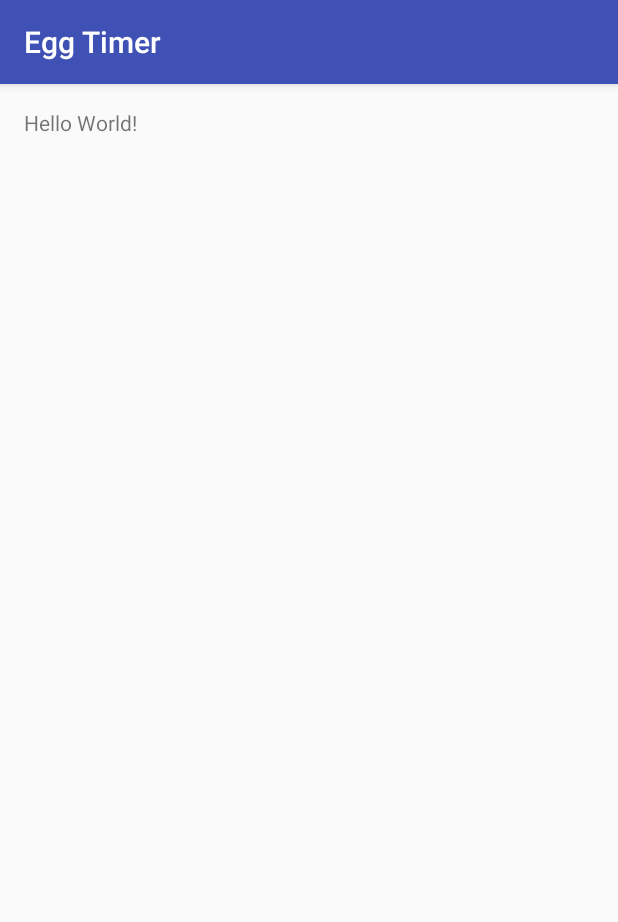
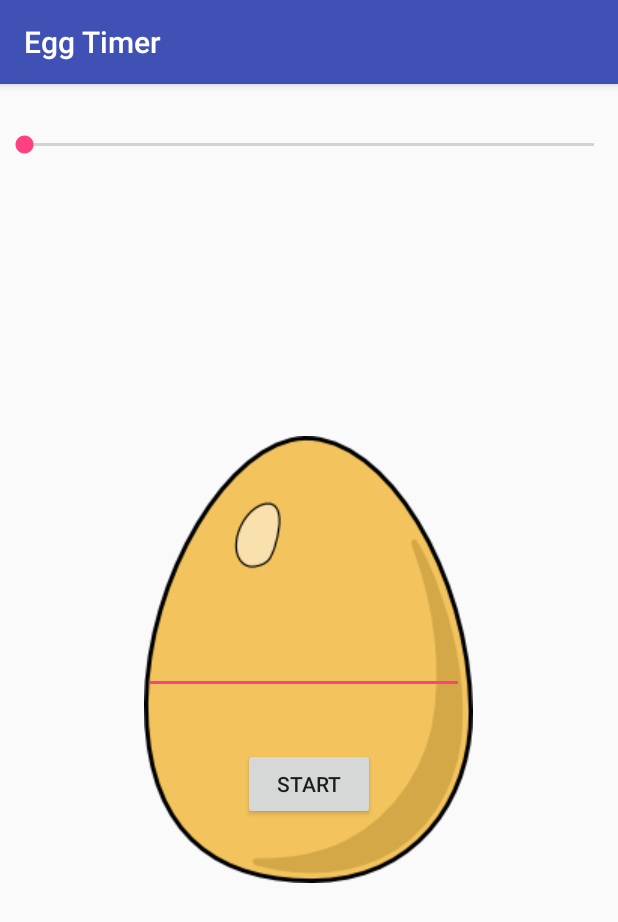
Before and after one commit to 4everstudent/EggTimer, an Android app: the screen it shows after launch (MainActivity), on a phone screen of 412 x 824 dp. Shown: the top 922 px of the screen. Run offline under Robolectric (Android 15) with nearby library versions, the phone set to English and light mode, and no system bars.

Commit message:
Add visuals.

```diff
--- a/app/src/main/res/layout/activity_main.xml
+++ b/app/src/main/res/layout/activity_main.xml
@@ -1,17 +1,49 @@
 <?xml version="1.0" encoding="utf-8"?>
 <RelativeLayout xmlns:android="http://schemas.android.com/apk/res/android"
+    xmlns:app="http://schemas.android.com/apk/res-auto"
     xmlns:tools="http://schemas.android.com/tools"
     android:id="@+id/activity_main"
     android:layout_width="match_parent"
     android:layout_height="match_parent"
-    android:paddingBottom="@dimen/activity_vertical_margin"
-    android:paddingLeft="@dimen/activity_horizontal_margin"
-    android:paddingRight="@dimen/activity_horizontal_margin"
-    android:paddingTop="@dimen/activity_vertical_margin"
     tools:context="a4everstudent.eggtimer.MainActivity">
 
-    <TextView
+    <ImageView
         android:layout_width="wrap_content"
         android:layout_height="wrap_content"
-        android:text="Hello World!" />
+        app:srcCompat="@drawable/egg"
+        android:id="@+id/imageView2"
+        android:layout_centerVertical="true"
+        android:layout_centerHorizontal="true" />
+
+    <SeekBar
+        android:layout_width="wrap_content"
+        android:layout_height="wrap_content"
+        android:layout_marginTop="31dp"
+        android:id="@+id/seekBar"
+        android:layout_alignParentTop="true"
+        android:layout_alignParentLeft="true"
+        android:layout_alignParentStart="true"
+        android:layout_alignParentRight="true"
+        android:layout_alignParentEnd="true" />
+
+    <EditText
+        android:layout_width="wrap_content"
+        android:layout_height="wrap_content"
+        android:inputType="time"
+        android:ems="10"
+        android:layout_centerVertical="true"
+        android:layout_alignLeft="@+id/imageView2"
+        android:layout_alignStart="@+id/imageView2"
+        android:id="@+id/editText" />
+
+    <Button
+        android:text="START"
+        android:layout_width="wrap_content"
+        android:layout_height="wrap_content"
+        android:layout_below="@+id/editText"
+        android:layout_centerHorizontal="true"
+        android:layout_marginTop="36dp"
+        android:id="@+id/startStopButton" />
+
+
 </RelativeLayout>
```
Also changed, not shown: app/src/main/java/a4everstudent/eggtimer/MainActivity.java (+4 -4 lines), app/src/main/res/drawable/egg.png (added), 1 other file.
